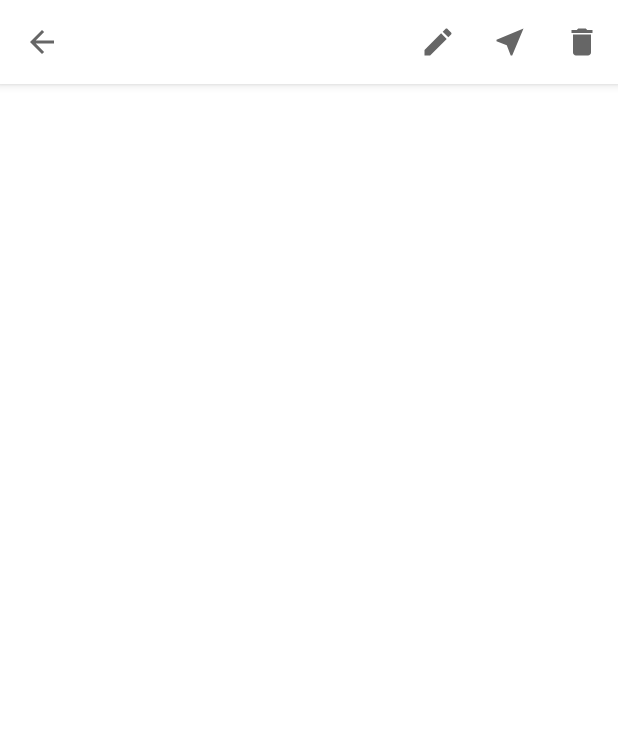
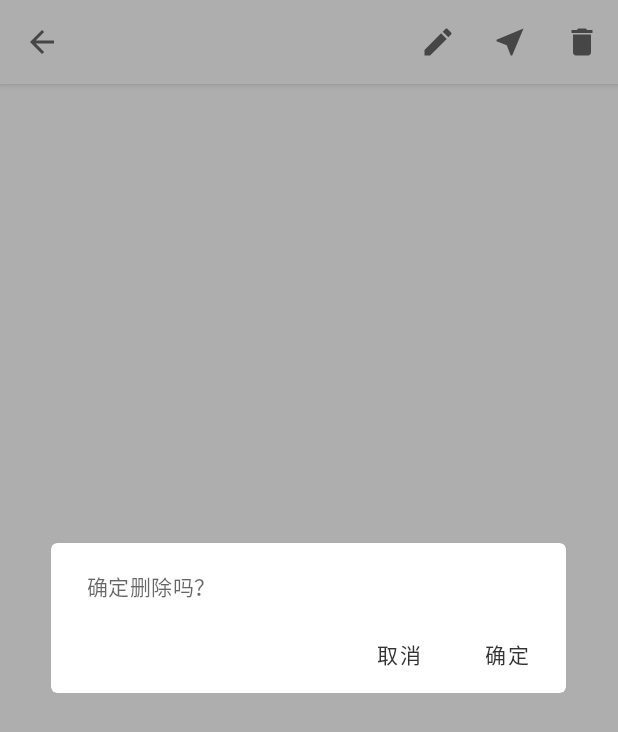
Before and after one commit to FuShaoLei/Memory, an Android app: the DetailActivity screen opened directly, with no data from a screen before it, after a tap on "删除", on a phone screen of 412 x 824 dp. Shown: the top 732 px of the screen. Run offline under Robolectric (Android 15) with nearby library versions, the phone set to English and light mode, and no system bars; libraries missing offline, so code that uses them is left out: com.tencent.mmkv; pictures from the network do not load; 2 statements that could not run were skipped.

Commit message:
删除初探

```diff
--- a/app/src/main/java/github/fushaolei/module/DetailActivity.java
+++ b/app/src/main/java/github/fushaolei/module/DetailActivity.java
@@ -2,13 +2,16 @@ package github.fushaolei.module;
 
 import androidx.appcompat.app.AppCompatActivity;
 
+import android.content.DialogInterface;
 import android.content.Intent;
 import android.os.Bundle;
+import android.view.View;
 import android.widget.ImageView;
 import android.widget.Toast;
 
 import com.bumptech.glide.Glide;
 import com.google.android.material.appbar.MaterialToolbar;
+import com.google.android.material.dialog.MaterialAlertDialogBuilder;
 
 import github.fushaolei.utils.MMKVHelper;
 import github.fushaolei.R;
@@ -47,11 +50,10 @@ public class DetailActivity extends AppCompatActivity {
         toolbar = findViewById(R.id.tool_bar);
 
         toolbar.setNavigationOnClickListener((v) -> finish());
-//        toolbar.setTitle(entity.getName());
         toolbar.setOnMenuItemClickListener((v) -> {
             switch (v.getItemId()) {
                 case R.id.detail_delete:
-                    Toast.makeText(this, "delete", Toast.LENGTH_SHORT).show();
+                    showDialog();
                     break;
                 case R.id.detail_share:
                     Toast.makeText(this, "share", Toast.LENGTH_SHORT).show();
@@ -65,4 +67,18 @@ public class DetailActivity extends AppCompatActivity {
 
     }
 
+    private void showDialog() {
+        new MaterialAlertDialogBuilder(this)
+                .setMessage("确定删除吗？")
+                .setPositiveButton("确定", new DialogInterface.OnClickListener() {
+                    @Override
+                    public void onClick(DialogInterface dialog, int which) {
+                        Toast.makeText(DetailActivity.this, which + "", Toast.LENGTH_SHORT).show();
+                    }
+                })
+                .setNegativeButton("取消", null)
+                .show();
+
+    }
+
 }
--- a/app/src/main/res/values/colors.xml
+++ b/app/src/main/res/values/colors.xml
@@ -1,6 +1,6 @@
 <?xml version="1.0" encoding="utf-8"?>
 <resources>
-    <color name="colorPrimary">#fff</color>
+    <color name="colorPrimary">#ffffff</color>
     <color name="colorPrimaryDark">#3700B3</color>
     <color name="colorAccent">#03DAC5</color>
 
--- a/app/src/main/res/values/styles.xml
+++ b/app/src/main/res/values/styles.xml
@@ -5,6 +5,13 @@
         <item name="colorPrimary">@color/colorPrimary</item>
         <item name="colorPrimaryDark">@color/colorPrimaryDark</item>
         <item name="colorAccent">@color/colorAccent</item>
+
+        <!--自定义AlertDialog-->
+        <item name="materialAlertDialogTheme">@style/MyDialog</item>
+    </style>
+
+    <style name="MyDialog" parent="@style/ThemeOverlay.MaterialComponents.MaterialAlertDialog">
+        <item name="colorPrimary">#333</item>
     </style>
 
 </resources>
```
